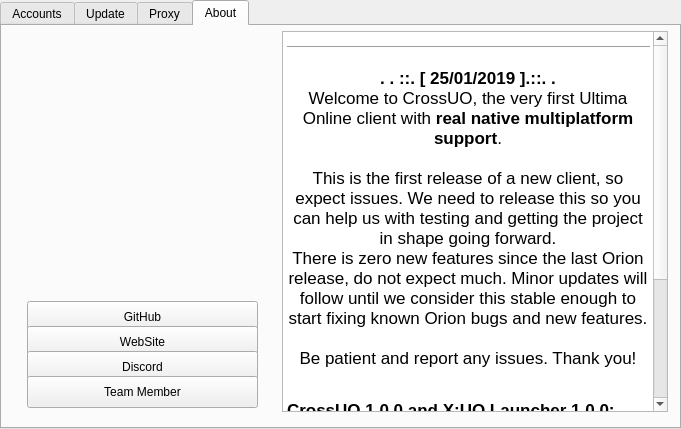
Qt form launcherwindow.ui (jokker23/OrionLauncher) before a commit.
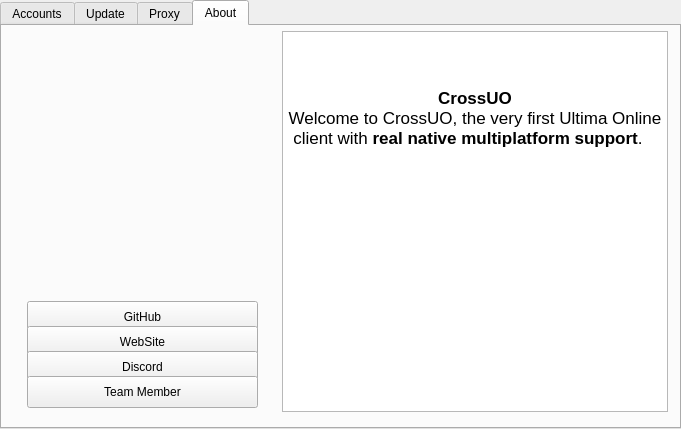
The same form after that commit. The open tabs and pages were chosen to show the change. Icons and pictures are not drawn.

Commit message: About tab and finished ui logic (#22)

```diff
--- a/launcherwindow.ui
+++ b/launcherwindow.ui
@@ -1195,11 +1195,9 @@
 &lt;html&gt;&lt;head&gt;&lt;meta name=&quot;qrichtext&quot; content=&quot;1&quot; /&gt;&lt;style type=&quot;text/css&quot;&gt;
 p, li { white-space: pre-wrap; }
 &lt;/style&gt;&lt;/head&gt;&lt;body style=&quot; font-family:'.SF NS Text'; font-size:13pt; font-weight:400; font-style:normal;&quot;&gt;
-&lt;hr /&gt;
-&lt;p align=&quot;center&quot; style=&quot; margin-top:12px; margin-bottom:12px; margin-left:0px; margin-right:0px; -qt-block-indent:0; text-indent:0px;&quot;&gt;&lt;span style=&quot; font-weight:600;&quot;&gt;. . ::. [ 25/01/2019 ].::. .&lt;/span&gt; &lt;br /&gt;Welcome to CrossUO, the very first Ultima Online client with &lt;span style=&quot; font-weight:600;&quot;&gt;real native multiplatform support&lt;/span&gt;. &lt;br /&gt;&lt;br /&gt;This is the first release of a new client, so expect issues. We need to release this so you can help us with testing and getting the project in shape going forward. &lt;br /&gt;There is zero new features since the last Orion release, do not expect much. Minor updates will follow until we consider this stable enough to start fixing known Orion bugs and new features. &lt;br /&gt;&lt;br /&gt;Be patient and report any issues. Thank you! &lt;br /&gt;&lt;/p&gt;
-&lt;p style=&quot; margin-top:12px; margin-bottom:12px; margin-left:0px; margin-right:0px; -qt-block-indent:0; text-indent:0px;&quot;&gt;&lt;span style=&quot; font-weight:600;&quot;&gt;CrossUO 1.0.0 and X:UO Launcher 1.0.0:&lt;/span&gt; &lt;/p&gt;
-&lt;p style=&quot; margin-top:12px; margin-bottom:12px; margin-left:0px; margin-right:0px; -qt-block-indent:0; text-indent:0px;&quot;&gt;&lt;br /&gt;New: Ubuntu 16.04+ 64bits support &lt;br /&gt;New: Manjaro Linux 18.02+ 64bits support &lt;br /&gt;New: macOS High Sierra 10.13+ support &lt;br /&gt;New: Option to disable activating macros while in console mode (emote, whisper, party, etc.) &lt;br /&gt;&lt;/p&gt;
-&lt;hr /&gt;&lt;/body&gt;&lt;/html&gt;</string>
+&lt;p style=&quot; margin-top:0px; margin-bottom:0px; margin-left:0px; margin-right:0px; -qt-block-indent:0; text-indent:0px;&quot;&gt;      &lt;/p&gt;
+&lt;p style=&quot; margin-top:0px; margin-bottom:0px; margin-left:0px; margin-right:0px; -qt-block-indent:0; text-indent:0px;&quot;&gt;      &lt;/p&gt;
+&lt;p align=&quot;center&quot; style=&quot; margin-top:12px; margin-bottom:12px; margin-left:0px; margin-right:0px; -qt-block-indent:0; text-indent:0px;&quot;&gt;&lt;span style=&quot; font-weight:600;&quot;&gt;CrossUO&lt;/span&gt; &lt;br /&gt;Welcome to CrossUO, the very first Ultima Online client with &lt;span style=&quot; font-weight:600;&quot;&gt;real native multiplatform support&lt;/span&gt;.   &lt;/p&gt;&lt;/body&gt;&lt;/html&gt;</string>
         </property>
        </widget>
        <widget class="QPushButton" name="pushButton_4">
```
Left out of the diff: 8 changed lines with no effect on the pictures. The commit also changes 2 other files.
